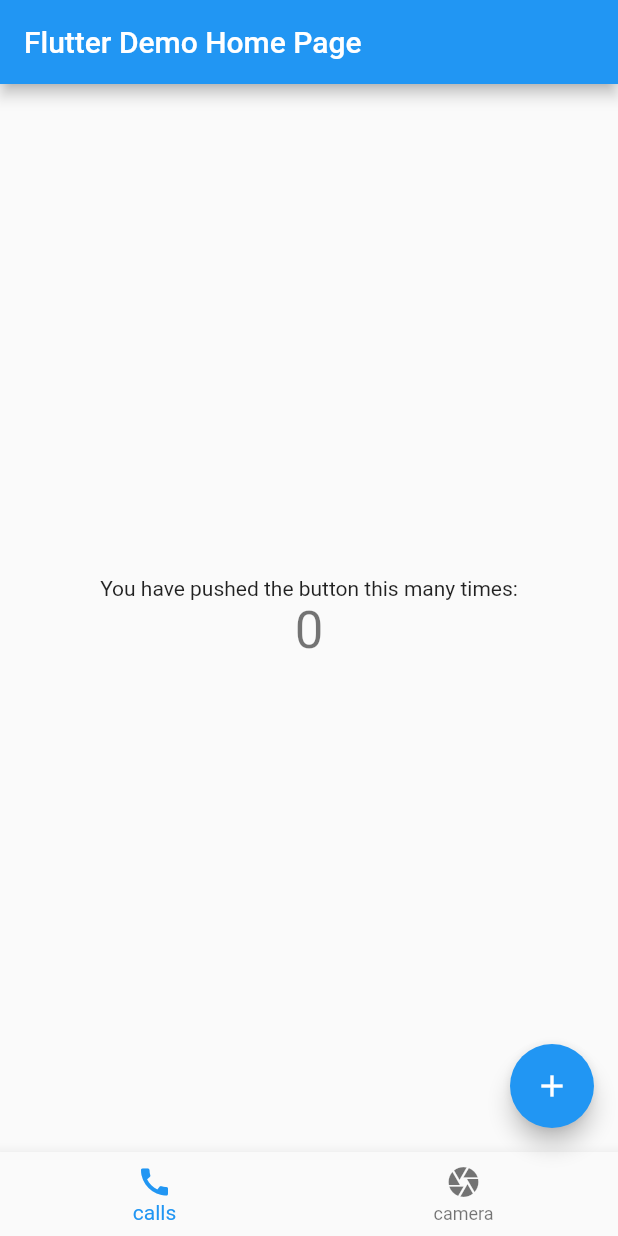
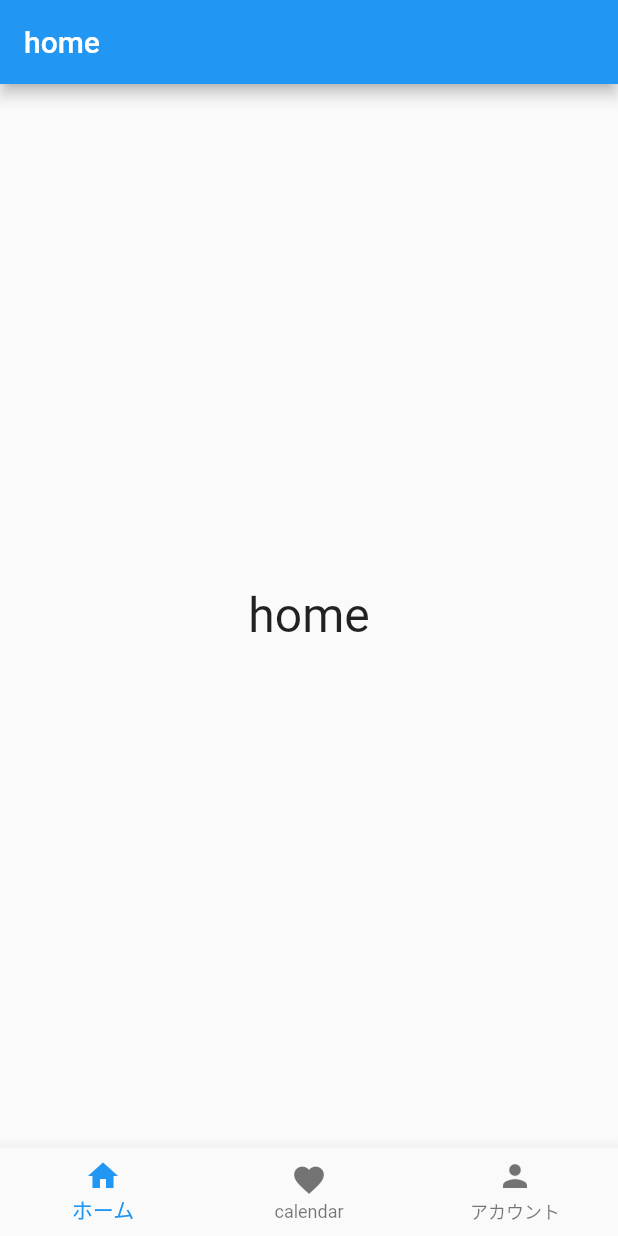
Before and after one commit to ritscc/HACK2022_b, a Flutter app: the screen it shows after launch, on a phone screen of 412 x 824 dp. Run offline on Flutter 3.47's test engine with Material 2 defaults, Android fonts, the phone set to English and light mode, and no system bars.

Commit message:
3 screens

```diff
--- /dev/null
+++ b/myapp/lib/app.dart
@@ -0,0 +1,56 @@
+import 'package:flutter/material.dart';
+import 'package:myapp/screens/account.dart';
+import 'package:myapp/screens/calendar.dart';
+import 'package:myapp/screens/home.dart';
+import 'package:myapp/screens/login.dart';
+
+class MyApp extends StatelessWidget {
+  const MyApp({Key? key}) : super(key: key);
+
+  @override
+  Widget build(BuildContext context) {
+    return MaterialApp(
+      title: 'Flutter Demo',
+      theme: ThemeData(
+        primarySwatch: Colors.blue,
+      ),
+      home: const MyStatefulWidget(),
+    );
+  }
+}
+
+class MyStatefulWidget extends StatefulWidget {
+  const MyStatefulWidget({Key? key}) : super(key: key);
+
+  @override
+  State<MyStatefulWidget> createState() => _MyStatefulWidgetState();
+}
+
+class _MyStatefulWidgetState extends State<MyStatefulWidget> {
+  static const _screens = [homescreen(), calendarscreen(), AccountScreen()];
+
+  int _selectedIndex = 0;
+
+  void _onItemTapped(int index) {
+    setState(() {
+      _selectedIndex = index;
+    });
+  }
+
+  @override
+  Widget build(BuildContext context) {
+    return Scaffold(
+        body: _screens[_selectedIndex],
+        bottomNavigationBar: BottomNavigationBar(
+          currentIndex: _selectedIndex,
+          onTap: _onItemTapped,
+          items: const <BottomNavigationBarItem>[
+            BottomNavigationBarItem(icon: Icon(Icons.home), label: 'ホーム'),
+            BottomNavigationBarItem(
+                icon: Icon(Icons.favorite), label: 'calendar'),
+            BottomNavigationBarItem(icon: Icon(Icons.person), label: 'アカウント'),
+          ],
+          type: BottomNavigationBarType.fixed,
+        ));
+  }
+}
--- a/myapp/lib/main.dart
+++ b/myapp/lib/main.dart
@@ -1,121 +1,6 @@
 import 'package:flutter/material.dart';
+import 'package:myapp/app.dart';
 
 void main() {
   runApp(const MyApp());
 }
-
-class MyApp extends StatelessWidget {
-  const MyApp({Key? key}) : super(key: key);
-
-  // This widget is the root of your application.
-  @override
-  Widget build(BuildContext context) {
-    return MaterialApp(
-      title: 'Flutter',
-      theme: ThemeData(
-        // This is the theme of your application.
-        //
-        // Try running your application with "flutter run". You'll see the
-        // application has a blue toolbar. Then, without quitting the app, try
-        // changing the primarySwatch below to Colors.green and then invoke
-        // "hot reload" (press "r" in the console where you ran "flutter run",
-        // or simply save your changes to "hot reload" in a Flutter IDE).
-        // Notice that the counter didn't reset back to zero; the application
-        // is not restarted.
-        primarySwatch: Colors.blue,
-      ),
-      home: const MyHomePage(title: 'Flutter Demo Home Page'),
-    );
-  }
-}
-
-class MyHomePage extends StatefulWidget {
-  const MyHomePage({Key? key, required this.title}) : super(key: key);
-
-  // This widget is the home page of your application. It is stateful, meaning
-  // that it has a State object (defined below) that contains fields that affect
-  // how it looks.
-
-  // This class is the configuration for the state. It holds the values (in this
-  // case the title) provided by the parent (in this case the App widget) and
-  // used by the build method of the State. Fields in a Widget subclass are
-  // always marked "final".
-
-  final String title;
-
-  @override
-  State<MyHomePage> createState() => _MyHomePageState();
-}
-
-class _MyHomePageState extends State<MyHomePage> {
-  int _counter = 0;
-
-  void _incrementCounter() {
-    setState(() {
-      // This call to setState tells the Flutter framework that something has
-      // changed in this State, which causes it to rerun the build method below
-      // so that the display can reflect the updated values. If we changed
-      // _counter without calling setState(), then the build method would not be
-      // called again, and so nothing would appear to happen.
-      _counter++;
-    });
-  }
-
-  @override
-  Widget build(BuildContext context) {
-    // This method is rerun every time setState is called, for instance as done
-    // by the _incrementCounter method above.
-    //
-    // The Flutter framework has been optimized to make rerunning build methods
-    // fast, so that you can just rebuild anything that needs updating rather
-    // than having to individually change instances of widgets.
-    return Scaffold(
-      appBar: AppBar(
-        // Here we take the value from the MyHomePage object that was created by
-        // the App.build method, and use it to set our appbar title.
-        title: Text(widget.title),
-      ),
-      body: Center(
-        // Center is a layout widget. It takes a single child and positions it
-        // in the middle of the parent.
-        child: Column(
-          // Column is also a layout widget. It takes a list of children and
-          // arranges them vertically. By default, it sizes itself to fit its
-          // children horizontally, and tries to be as tall as its parent.
-          //
-          // Invoke "debug painting" (press "p" in the console, choose the
-          // "Toggle Debug Paint" action from the Flutter Inspector in Android
-          // Studio, or the "Toggle Debug Paint" command in Visual Studio Code)
-          // to see the wireframe for each widget.
-          //
-          // Column has various properties to control how it sizes itself and
-          // how it positions its children. Here we use mainAxisAlignment to
-          // center the children vertically; the main axis here is the vertical
-          // axis because Columns are vertical (the cross axis would be
-          // horizontal).
-          mainAxisAlignment: MainAxisAlignment.center,
-          children: <Widget>[
-            const Text(
-              'You have pushed the button this many times:',
-            ),
-            Text(
-              '$_counter',
-              style: Theme.of(context).textTheme.headline4,
-            ),
-          ],
-        ),
-      ),
-      floatingActionButton: FloatingActionButton(
-        onPressed: _incrementCounter,
-        tooltip: 'Increment',
-        child: const Icon(Icons.add),
-      ),
-      bottomNavigationBar: BottomNavigationBar(
-        items: const <BottomNavigationBarItem>[
-          BottomNavigationBarItem(icon: Icon(Icons.call), label: 'calls'),
-          BottomNavigationBarItem(icon: Icon(Icons.camera), label: 'camera'),
-        ],
-      ),
-    );
-  }
-}
--- /dev/null
+++ b/myapp/lib/screens/home.dart
@@ -0,0 +1,15 @@
+import 'package:flutter/material.dart';
+
+class homescreen extends StatelessWidget {
+  const homescreen({Key? key}) : super(key: key);
+
+  @override
+  Widget build(BuildContext context) {
+    return Scaffold(
+      appBar: AppBar(
+        title: const Text('home'),
+      ),
+      body: const Center(child: Text('home', style: TextStyle(fontSize: 32.0))),
+    );
+  }
+}
```
Also changed, not shown: myapp/lib/screens/account.dart (added, +16 -0 lines), myapp/lib/screens/calendar.dart (added, +16 -0 lines), myapp/lib/screens/login.dart (added, +16 -0 lines), 1 other file.
